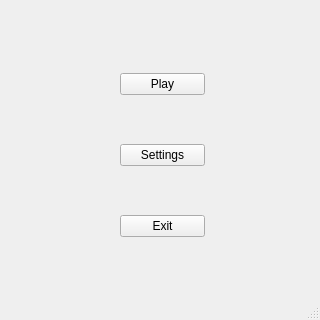
Above: gui/mainmenu.ui from sudosys/matchmatch-game before the change. Below: the same form after it.
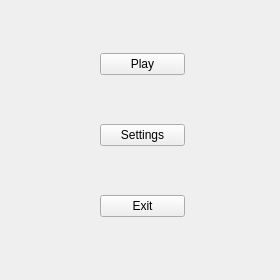
That is the form after the change.

What changed in the file:
```diff
--- a/gui/mainmenu.ui
+++ b/gui/mainmenu.ui
@@ -9,8 +9,8 @@
    <rect>
     <x>0</x>
     <y>0</y>
-    <width>320</width>
-    <height>320</height>
+    <width>280</width>
+    <height>280</height>
    </rect>
   </property>
   <property name="sizePolicy">
@@ -21,14 +21,14 @@
   </property>
   <property name="minimumSize">
    <size>
-    <width>320</width>
-    <height>320</height>
+    <width>280</width>
+    <height>280</height>
    </size>
   </property>
   <property name="maximumSize">
    <size>
-    <width>320</width>
-    <height>320</height>
+    <width>280</width>
+    <height>280</height>
    </size>
   </property>
   <property name="cursor">
@@ -38,11 +38,11 @@
    <string>Match Match Game</string>
   </property>
   <widget class="QWidget" name="centralwidget">
-   <widget class="QWidget" name="">
+   <widget class="QWidget" name="layoutWidget">
     <property name="geometry">
      <rect>
-      <x>120</x>
-      <y>30</y>
+      <x>100</x>
+      <y>10</y>
       <width>85</width>
       <height>251</height>
      </rect>
@@ -72,7 +72,6 @@
     </layout>
    </widget>
   </widget>
-  <widget class="QStatusBar" name="statusbar"/>
  </widget>
  <resources/>
  <connections/>
```
